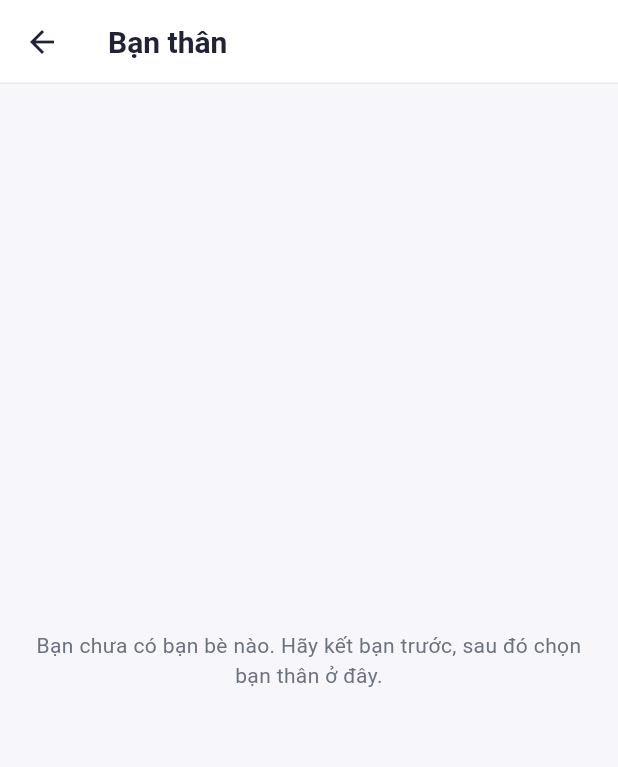
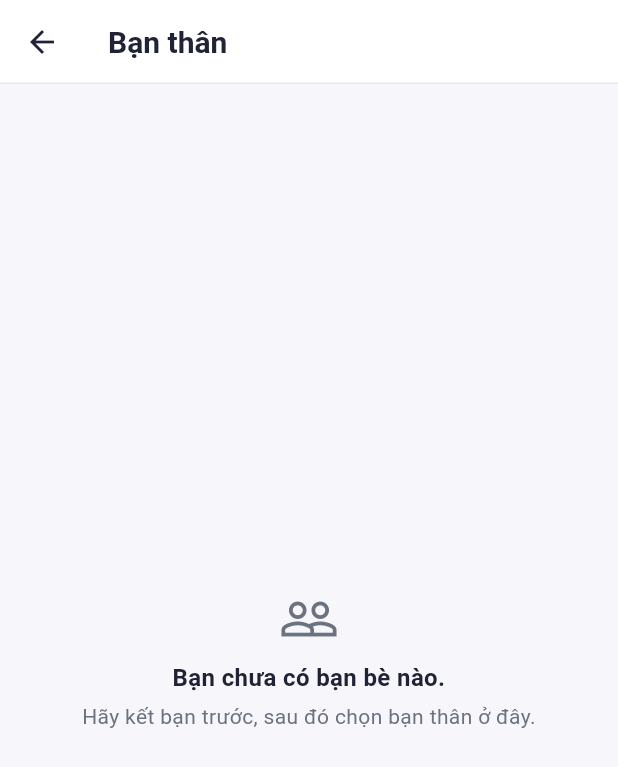
Before and after one commit to Thang-1612/weave-app, a Flutter app: the CloseFriendsScreen screen opened directly, on a phone screen of 412 x 824 dp. Shown: the top 767 px of the screen. Run offline on Flutter 3.47's test engine with Material 3 defaults, Android fonts, the phone set to English and light mode, and no system bars; our stand-ins replace cloud_firestore, firebase_ai, firebase_auth, firebase_core, flutter_map, image_picker and 2 more; missing offline and left inert: firebase_app_check; accounts and stored records are empty.

Commit message:
ui: lô 2-4 dùng WeaveLoadingView/ErrorView/EmptyView ở các màn hộp thư, nhánh, hộp thời gian, góp ý, câu chuyện, công thức

```diff
--- a/lib/screens/close_friend_screen.dart
+++ b/lib/screens/close_friend_screen.dart
@@ -6,11 +6,22 @@ import '../services/close_friend_service.dart';
 import '../services/friend_service.dart';
 import '../services/l10n.dart';
 import '../theme/app_theme.dart';
+import '../widgets/weave_error_view.dart';
+import '../widgets/weave_state_views.dart';
 
 /// Chọn ai trong số bạn bè của tôi là "bạn thân".
 /// Chỉ người đã là bạn bè mới hiện ở đây.
-class CloseFriendsScreen extends StatelessWidget {
+class CloseFriendsScreen extends StatefulWidget {
   const CloseFriendsScreen({super.key});
+
+  @override
+  State<CloseFriendsScreen> createState() => _CloseFriendsScreenState();
+}
+
+class _CloseFriendsScreenState extends State<CloseFriendsScreen> {
+  // Tạo stream một lần (không tạo lại mỗi lần build). Nút Thử lại gán stream mới.
+  Stream<List<Friendship>> _friendsStream = FriendService.watchMine();
+  late final Stream<Set<String>> _closeStream = CloseFriendService.watchIds();
 
   @override
   Widget build(BuildContext context) {
@@ -21,35 +32,41 @@ class CloseFriendsScreen extends StatelessWidget {
         child: ConstrainedBox(
           constraints: const BoxConstraints(maxWidth: 600),
           child: StreamBuilder<List<Friendship>>(
-            stream: FriendService.watchMine(),
+            stream: _friendsStream,
             builder: (context, friendsSnap) {
               if (friendsSnap.hasError) {
-                return Center(child: Text('${friendsSnap.error}'));
+                debugPrint(
+                  'CloseFriendsScreen stream error: ${friendsSnap.error}',
+                );
+                return WeaveErrorView(
+                  message: tr(
+                    'Không tải được danh sách bạn bè.',
+                    'Could not load your friends.',
+                  ),
+                  onRetry: () => setState(
+                        () => _friendsStream = FriendService.watchMine(),
+                  ),
+                );
               }
               if (!friendsSnap.hasData) {
-                return const Center(child: CircularProgressIndicator());
+                return const WeaveLoadingView();
               }
               final friendIds = [
                 for (final f in friendsSnap.data!)
                   if (f.accepted && f.otherUid(me).isNotEmpty) f.otherUid(me),
               ];
               if (friendIds.isEmpty) {
-                return Padding(
-                  padding: const EdgeInsets.all(24),
-                  child: Center(
-                    child: Text(
-                      tr(
-                        'Bạn chưa có bạn bè nào. Hãy kết bạn trước, sau đó chọn bạn thân ở đây.',
-                        'You have no friends yet. Add friends first, then choose close friends here.',
-                      ),
-                      textAlign: TextAlign.center,
-                      style: const TextStyle(color: AppColors.textSecondary),
-                    ),
+                return WeaveEmptyView(
+                  icon: Icons.people_outline,
+                  title: tr('Bạn chưa có bạn bè nào.', 'You have no friends yet.'),
+                  description: tr(
+                    'Hãy kết bạn trước, sau đó chọn bạn thân ở đây.',
+                    'Add friends first, then choose close friends here.',
                   ),
                 );
               }
               return StreamBuilder<Set<String>>(
-                stream: CloseFriendService.watchIds(),
+                stream: _closeStream,
                 builder: (context, closeSnap) {
                   final close = closeSnap.data ?? <String>{};
                   final count = friendIds.where(close.contains).length;
```
Also changed, not shown: lib/screens/block_notes_screen.dart (+22 -8 lines), lib/screens/contribution_screen.dart (+11 -6 lines), lib/screens/forks_screen.dart (+12 -7 lines), lib/screens/my_box_screen.dart (+22 -19 lines), lib/screens/proposals_screen.dart (+33 -31 lines), lib/screens/thanks_inbox_screen.dart (+16 -19 lines), lib/screens/versions_screen.dart (+22 -22 lines).
